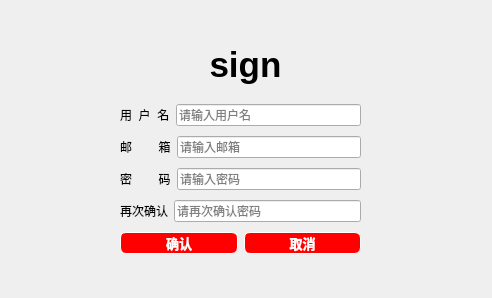
This is client/sign.ui in IM-Commnue/IM-Internship-BIT as Qt 5 draws it before an edit. The edited form follows.
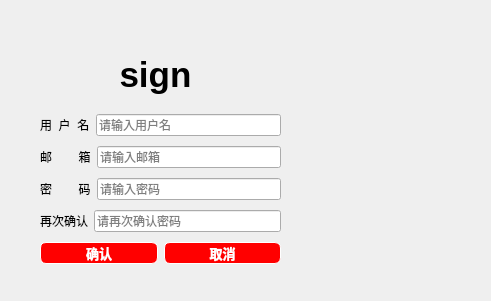
This is the edited form. Custom widgets are drawn as their Qt base class.

The edit to the form file:
```diff
--- a/client/sign.ui
+++ b/client/sign.ui
@@ -6,8 +6,8 @@
    <rect>
     <x>0</x>
     <y>0</y>
-    <width>492</width>
-    <height>298</height>
+    <width>491</width>
+    <height>301</height>
    </rect>
   </property>
   <property name="windowTitle">
@@ -19,8 +19,8 @@
   <widget class="QWidget" name="layoutWidget">
    <property name="geometry">
     <rect>
-     <x>120</x>
-     <y>100</y>
+     <x>40</x>
+     <y>110</y>
      <width>241</width>
      <height>158</height>
     </rect>
@@ -220,8 +220,8 @@
   <widget class="QLabel" name="login">
    <property name="geometry">
     <rect>
-     <x>140</x>
-     <y>40</y>
+     <x>50</x>
+     <y>50</y>
      <width>211</width>
      <height>51</height>
     </rect>
```
